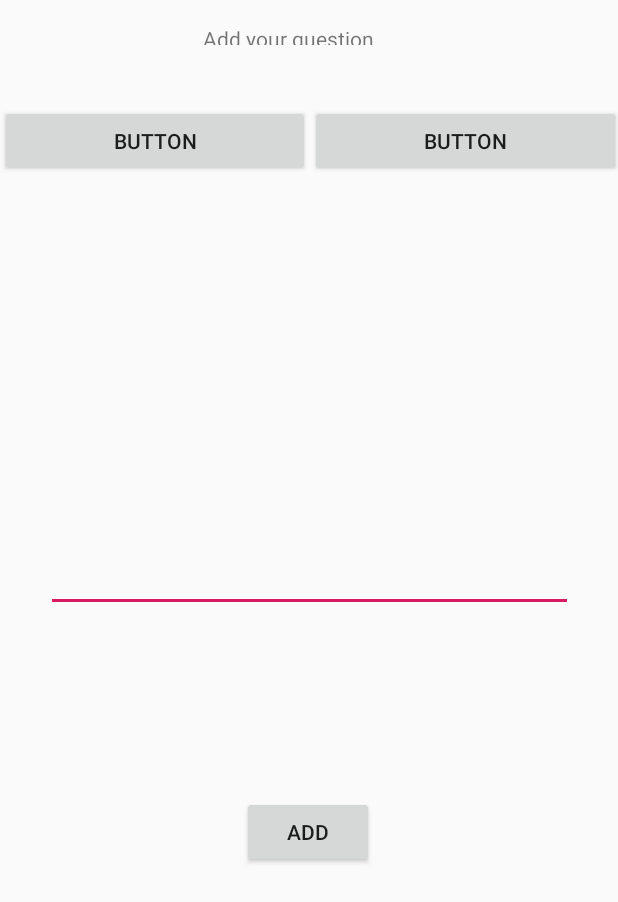
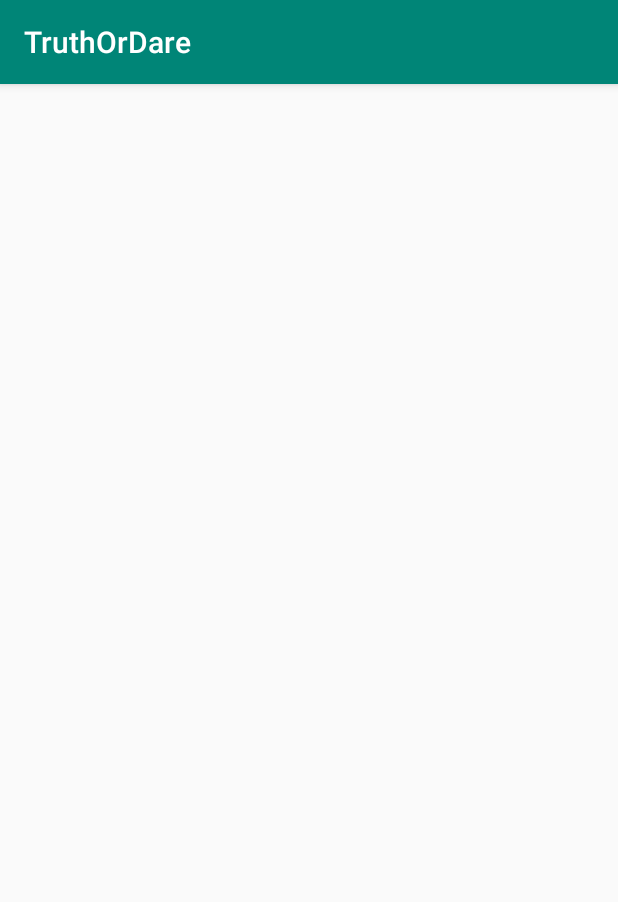
Before and after one commit to tsvan/TruthOrDare, an Android app: the AddQuestionsActivity screen opened directly, with no data from a screen before it, on a phone screen of 412 x 824 dp. Shown: the top 902 px of the screen. Run offline under Robolectric (Android 15) with nearby library versions, the phone set to English and light mode, and no system bars.

Commit message:
questions repository and empty layout

```diff
--- a/app/src/main/AndroidManifest.xml
+++ b/app/src/main/AndroidManifest.xml
@@ -9,13 +9,14 @@
         android:roundIcon="@mipmap/ic_launcher_round"
         android:supportsRtl="true"
         android:theme="@style/AppTheme">
-        <activity android:name=".EditPackageActivity"></activity>
+        <activity android:name=".AddQuestionsActivity"></activity>
+        <activity android:name=".EditPackageActivity" />
         <activity
             android:name=".AddPackageActivity"
             android:label="@string/title_activity_add_package"
             android:theme="@style/AppTheme.NoActionBar" />
         <activity
-            android:name=".AddQuestionsActivity"
+            android:name=".AddQuestionActivity"
             android:label="@string/title_activity_add_questions"
             android:theme="@style/AppTheme.NoActionBar" />
         <activity android:name=".MainActivity">
--- a/app/src/main/java/tsvan/com/MainActivity.kt
+++ b/app/src/main/java/tsvan/com/MainActivity.kt
@@ -50,7 +50,7 @@ class MainActivity : AppCompatActivity() {
 
             val nextButton = dialog.getButton(AlertDialog.BUTTON_NEUTRAL)
             nextButton.setOnClickListener {
-                val intent = Intent(this, AddQuestionsActivity::class.java)
+                val intent = Intent(this, AddQuestionActivity::class.java)
                 startActivity(intent)
             }
         }
--- a/app/src/main/java/tsvan/com/infrastructure/DbConnect.kt
+++ b/app/src/main/java/tsvan/com/infrastructure/DbConnect.kt
@@ -12,7 +12,7 @@ class DbConnect(context: Context): SQLiteOpenHelper(context,DATABASE_NAME,null,D
 {
     companion object {
 
-        var DATABASE_NAME = "trust_or+dare"
+        var DATABASE_NAME = "trust_or_dare"
         private val DATABASE_VERSION = 1
         private val TABLE_PACKAGES = "packages"
         private val KEY_ID = "id"
--- a/app/src/main/java/tsvan/com/models/Question.kt
+++ b/app/src/main/java/tsvan/com/models/Question.kt
@@ -1,4 +1,4 @@
 package tsvan.com.models
 
-class Question {
+class Question(var id: Int, var text: String, var packageId: Int){
 }
--- a/app/src/main/res/layout/activity_add_questions.xml
+++ b/app/src/main/res/layout/activity_add_questions.xml
@@ -6,62 +6,4 @@
     android:layout_height="match_parent"
     tools:context=".AddQuestionsActivity">
 
-    <EditText
-        android:id="@+id/editText"
-        android:layout_width="351dp"
-        android:layout_height="288dp"
-        android:ems="10"
-        android:gravity="start|top"
-        android:inputType="textMultiLine"
-        app:layout_constraintEnd_toEndOf="parent"
-        app:layout_constraintStart_toStartOf="parent"
-        app:layout_constraintTop_toBottomOf="@+id/linearLayout" />
-
-    <Button
-        android:id="@+id/addQuestion"
-        android:layout_width="wrap_content"
-        android:layout_height="wrap_content"
-        android:text="@string/addQuestion"
-        app:layout_constraintBottom_toBottomOf="parent"
-        app:layout_constraintEnd_toEndOf="parent"
-        app:layout_constraintHorizontal_bias="0.498"
-        app:layout_constraintStart_toStartOf="parent"
-        app:layout_constraintTop_toBottomOf="@+id/editText"
-        app:layout_constraintVertical_bias="0.334" />
-
-    <TextView
-        android:id="@+id/textView2"
-        android:layout_width="140dp"
-        android:layout_height="14dp"
-        android:layout_marginTop="16dp"
-        android:text="@string/title_activity_add_questions"
-        app:layout_constraintEnd_toEndOf="parent"
-        app:layout_constraintHorizontal_bias="0.498"
-        app:layout_constraintStart_toStartOf="parent"
-        app:layout_constraintTop_toTopOf="parent" />
-
-    <LinearLayout
-        android:id="@+id/linearLayout"
-        android:layout_width="414dp"
-        android:layout_height="50dp"
-        android:layout_marginTop="40dp"
-        android:orientation="horizontal"
-        app:layout_constraintTop_toBottomOf="@+id/textView2"
-        tools:layout_editor_absoluteX="1dp">
-
-        <Button
-            android:id="@+id/button"
-            android:layout_width="wrap_content"
-            android:layout_height="wrap_content"
-            android:layout_weight="1"
-            android:text="Button" />
-
-        <Button
-            android:id="@+id/button2"
-            android:layout_width="wrap_content"
-            android:layout_height="wrap_content"
-            android:layout_weight="1"
-            android:text="Button" />
-    </LinearLayout>
-
 </androidx.constraintlayout.widget.ConstraintLayout>
```
Also changed, not shown: app/src/main/java/tsvan/com/AddQuestionActivity.kt (added, +12 -0 lines), app/src/main/java/tsvan/com/repository/QuestionRepository.kt (added, +68 -0 lines), app/src/main/res/layout/activity_add_question.xml (added, +67 -0 lines).
